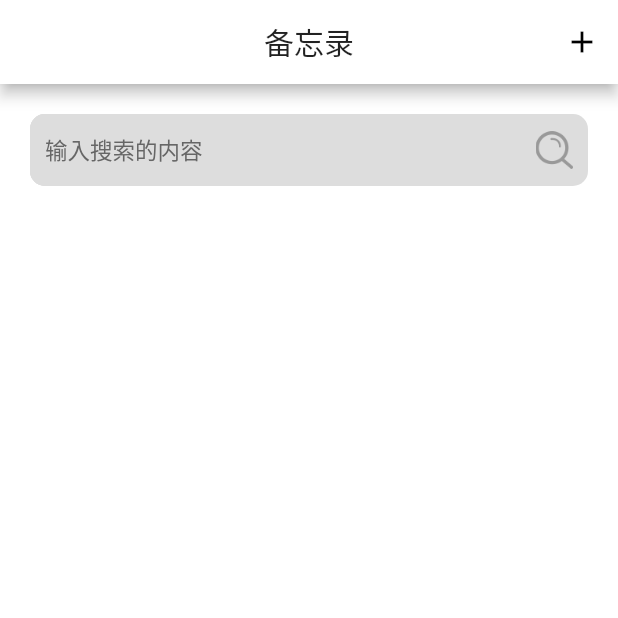
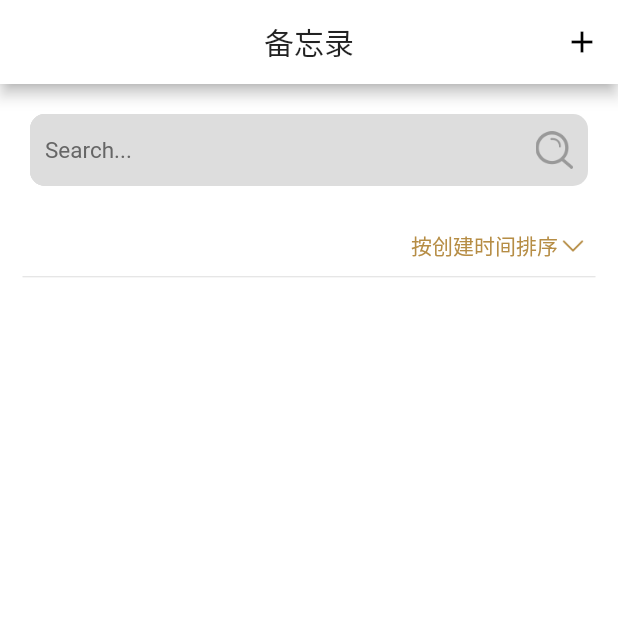
Before and after one commit to pushinl/Todo_Flutter, a Flutter app: the NoteMainPage screen opened directly, on a phone screen of 412 x 824 dp, the top half of it. Run offline on Flutter 3.47's test engine with Material 2 defaults, Android fonts, the phone set to English and light mode, and no system bars; our stand-ins replace sqflite, toast; missing offline and left inert: flutter_picker, r_calendar; accounts and stored records are empty.

Commit message:
[fix] 又优化了备忘录 按创建和更新时间排序回来了

```diff
--- a/lib/pages/notepage/NoteMainPage.dart
+++ b/lib/pages/notepage/NoteMainPage.dart
@@ -29,23 +29,13 @@ class _NoteMainPageState extends State<NoteMainPage> {
   List<NoteBeanEntity> noteList = <NoteBeanEntity>[];
   var selectType = 1; //1 按编辑日期 2 按创建日期 3 按标题
   static GlobalKey<ScaffoldState> _globalKey = GlobalKey();
-  bool isListView = true;
 
   @override
   void initState() {
-    // TODO: implement initState
     super.initState();
-    // _controller = TabController(
-    //   length: _tabValues.length,
-    //   vsync: ScrollableState(),
-    // );
     sqliteHelper = new NoteSqliteHelper();
     getAllNote();
   }
-
-
-  //点击导航项是要显示的页面
-
 
   @override
   Widget build(BuildContext context) {
@@ -65,20 +55,6 @@ class _NoteMainPageState extends State<NoteMainPage> {
               },
               icon: Icon(Icons.add)),
         ],
-      // bottom: TabBar(
-      //   tabs: _tabValues.map((f){
-      //     return Text(f);
-      //   } ).toList(),
-      //   controller: _controller,
-      //   indicatorColor: Colors.black,
-      //   indicatorSize: TabBarIndicatorSize.tab,
-      //   isScrollable: true,
-      //     labelColor: Colors.red,
-      //     unselectedLabelColor: Colors.black,
-      //     indicatorWeight: 5.0,
-      //     labelStyle: TextStyle(height: 2),
-      //
-      // ),
       ),
       body:
 
@@ -121,7 +97,7 @@ class _NoteMainPageState extends State<NoteMainPage> {
                                         color: ColorUtils.color_grey_dd),
                                     borderRadius:
                                         BorderRadius.all(Radius.circular(10))),
-                                hintText: "输入搜索的内容",
+                                hintText: "Search...",
                                 hintStyle: TextStyle(
                                     color: ColorUtils.color_grey_666)))),
                     Image.asset  (
@@ -133,9 +109,44 @@ class _NoteMainPageState extends State<NoteMainPage> {
                 ),
               ),
             ),
+            Container(
+              padding: EdgeInsets.fromLTRB(20, 0, 20, 0),
+              height: 40,
+              child: Flex(
+                direction: Axis.horizontal,
+                children: [
                   Expanded(
-                child: isListView
-                    ? ListView.separated(
+                      child: InkWell(
+                        onTap: () {
+                          showPicker(context);
+                        },
+                        child: Row(
+                          mainAxisAlignment: MainAxisAlignment.end,
+                          children: [
+                            Text(
+                              selectType == 1
+                                  ? "按创建时间排序"
+                                  : "按更新时间排序",
+                              textAlign: TextAlign.end,
+                              style: TextStyle(color: ColorUtils.color_godden_dark),
+                            ),
+                            Image.asset("assets/images/icon_down_narrow.png",
+                                width: 20, height: 20)
+                          ],
+                        ),
+                      ))
+                ],
+              ),
+            ),
+            Padding(
+              padding: EdgeInsets.fromLTRB(15, 0, 15, 0),
+              child: Divider(
+                color: ColorUtils.color_grey_dd,
+                height: 1,
+              ),
+            ),
+            Expanded(
+                child: ListView.separated(
                   shrinkWrap: true,
                   //加上这个就不会因为高度报错了
                   scrollDirection: Axis.vertical,
@@ -151,21 +162,7 @@ class _NoteMainPageState extends State<NoteMainPage> {
                   itemCount: noteList.length,
                   itemBuilder: getItemBuilder,
                 )
-                    : Padding(
-                        padding: EdgeInsets.all(10),
-                        child: GridView.builder(
-                            gridDelegate:
-                                SliverGridDelegateWithFixedCrossAxisCount(
-                              crossAxisCount: 3,
-
-                              ///三列
-                              crossAxisSpacing: 10, //水平元素的间距
-                              mainAxisSpacing: 10, //垂直距离的间距
             ),
-                            itemCount: noteList.length,
-                            itemBuilder: getItemBuilder),
-                      )),
-
           ],
         ),
 
@@ -184,49 +181,7 @@ class _NoteMainPageState extends State<NoteMainPage> {
     var time3 = DateFormat("HH:mm").format(DateTime.parse(targetTime));
     var time4 =
         DateFormat("yyyy-MM-dd HH:mm").format(DateTime.parse(targetTime));
-    return isListView
-        ? getDismissible(context, e, time1, time2, time3, time4)
-        : Dismissible(
-            onDismissed: (_) {
-              deleteById(e.noteId);
-              getAllNote();
-            },
-            key: Key(e.noteId.toString()),
-            background: Container(color: Colors.red),
-            child: InkWell(
-              onTap: () {
-                goToWriteNote(context, e);
-              },
-              child: Container(
-                height: 100,
-                padding: EdgeInsets.all(10),
-                decoration: BoxDecoration(
-                    border: Border.all(color: ColorUtils.color_black),
-                    borderRadius: BorderRadius.circular(10)),
-                child: Column(
-                  mainAxisAlignment: MainAxisAlignment.start,
-                  crossAxisAlignment: CrossAxisAlignment.start,
-                  children: [
-                    Text("${e.title}",
-                        style: TextStyle(
-                            fontSize: 10,
-                            fontWeight: FontWeight.bold,
-                            color: ColorUtils.color_grey_666)),
-                    Text("${e.content}",
-                        overflow: TextOverflow.ellipsis,
-                        style: TextStyle(
-                            fontSize: 10,
-                            fontWeight: FontWeight.bold,
-                            color: ColorUtils.color_grey_666)),
-                    Text(
-                      "${time1 == time2 ? time3 : time4}",
-                      style: TextStyle(
-                          fontSize: 10, color: ColorUtils.color_black),
-                    )
-                  ],
-                ),
-              ),
-            ));
+    return getDismissible(context, e, time1, time2, time3, time4);
   }
 
   Dismissible getDismissible(context, NoteBeanEntity e, String time1,
@@ -245,7 +200,7 @@ class _NoteMainPageState extends State<NoteMainPage> {
           },
           title: Text("${e.title}",
               style: TextStyle(
-                  fontSize: 15,
+                  fontSize: 20,
                   fontWeight: FontWeight.bold,
                   color: ColorUtils.color_grey_666)),
           subtitle: getListViewPadding(time1, time2, time3, time4, e),
@@ -298,11 +253,11 @@ class _NoteMainPageState extends State<NoteMainPage> {
     });
   }
 
-  void deleteAll() async {
-    await sqliteHelper.open();
-    await sqliteHelper.deleteAll();
-    getAllNote();
-  }
+  // void deleteAll() async {
+  //   await sqliteHelper.open();
+  //   await sqliteHelper.deleteAll();
+  //   getAllNote();
+  // }
 
   void deleteById(int id) async {
     await sqliteHelper.open();
@@ -314,7 +269,7 @@ class _NoteMainPageState extends State<NoteMainPage> {
   showPicker(BuildContext context) {
     Picker picker = new Picker(
         adapter: PickerDataAdapter<String>(
-            pickerdata: ["按照dd排序", "按照优先级排序"]),
+            pickerdata: ["按照创建时间排序", "按照更新时间排序"]),
         changeToFirst: true,
         textAlign: TextAlign.left,
         columnPadding: const EdgeInsets.all(8.0),
```
Also changed, not shown: lib/pages/notepage/WriteNotePage.dart (+8 -16 lines). Lines whose indentation alone changed are shown as unchanged.
